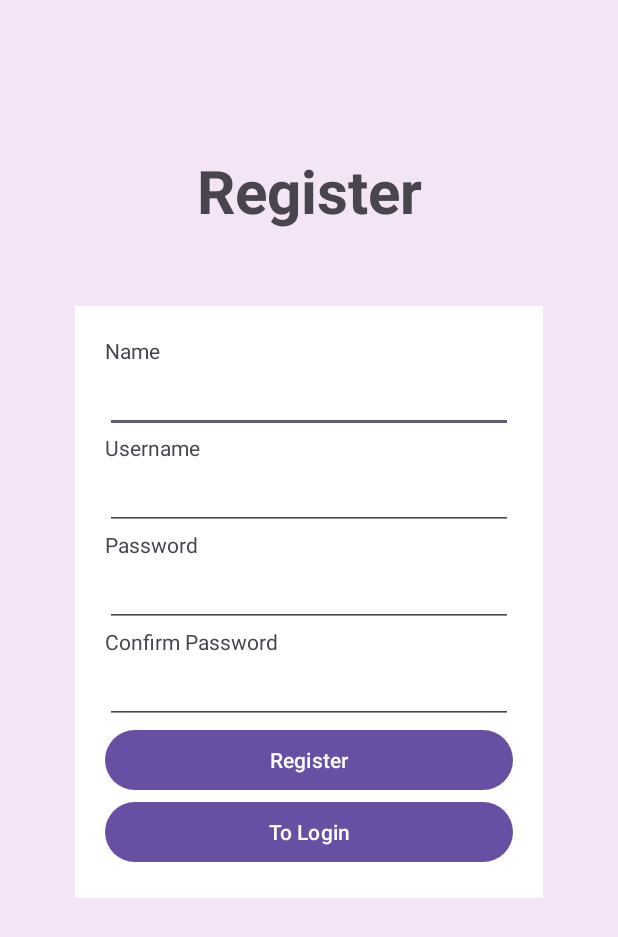
After one commit to rubenyw/Proyek-MDP, an Android app: the fragment RegisterFragment shown on its own in the app's theme, on a phone screen of 412 x 824 dp. The commit adds this screen. Shown: the top 937 px of the screen. Run offline under Robolectric (Android 15) with nearby library versions, the phone set to English and light mode, and no system bars; our stand-ins replace Room's generated code, data binding.

Commit message:
create login register

```diff
--- /dev/null
+++ b/app/src/main/java/com/example/project/RegisterFragment.kt
@@ -0,0 +1,82 @@
+package com.example.project
+
+import android.os.Bundle
+import androidx.fragment.app.Fragment
+import android.view.LayoutInflater
+import android.view.View
+import android.view.ViewGroup
+import androidx.appcompat.app.AppCompatActivity
+import androidx.navigation.fragment.findNavController
+import com.example.project.databinding.FragmentRegisterBinding
+import kotlinx.coroutines.CoroutineScope
+import kotlinx.coroutines.Dispatchers
+import kotlinx.coroutines.launch
+
+class RegisterFragment : Fragment() {
+    private lateinit var binding: FragmentRegisterBinding;
+    private lateinit var db: AppDatabase;
+    private lateinit var coroutine: CoroutineScope
+
+    override fun onCreate(savedInstanceState: Bundle?) {
+        super.onCreate(savedInstanceState)
+    }
+
+    override fun onCreateView(
+        inflater: LayoutInflater, container: ViewGroup?,
+        savedInstanceState: Bundle?
+    ): View? {
+        binding = FragmentRegisterBinding.inflate(inflater, container, false);
+        val rootView = binding.root;
+        (requireActivity() as AppCompatActivity).supportActionBar?.hide()
+        db = AppDatabase.getDatabase(requireContext())
+        coroutine = CoroutineScope(Dispatchers.IO);
+        return rootView;
+    }
+
+    override fun onViewCreated(view: View, savedInstanceState: Bundle?) {
+        super.onViewCreated(view, savedInstanceState);
+
+        binding.registerLoginBtn.setOnClickListener(){
+//            findNavController().navigate(R.id.action_registerFragment_to_loginFragment);
+        }
+
+        binding.registerRegisterBtn.setOnClickListener(){
+            var field = arrayListOf<String>(
+                binding.registerNameTv.text.toString(),
+                binding.registerUsernameTv.text.toString(),
+                binding.registerPasswordTv.text.toString(),
+                binding.registerConfirmTv.text.toString(),
+            );
+
+            if(Mekanisme.isEmptyField(field)){
+                Mekanisme.showToast(requireContext(), "Ada field kosong!");
+            }else if (field[2] != field[3]){
+                Mekanisme.showToast(requireContext(), "Password dan Cofirm Password Tidak Sama!");
+            }else{
+                coroutine.launch {
+//                    var user = db.userDao().get(field[1]);
+//                    if(user != null){
+//                        requireActivity().runOnUiThread {
+//                            Mekanisme.showToast(requireContext(), "Username telah terpakai!");
+//                        }
+//                    }else{
+//                        var newUser = UserEntity(
+//                            name = field[0],
+//                            username = field[1],
+//                            password = field[2],
+//                        )
+//                        db.userDao().insert(newUser);
+//                        requireActivity().runOnUiThread {
+//                            Mekanisme.showToast(requireContext(), "User Registered!");
+//                            binding.registerNameTv.setText("");
+//                            binding.registerUsernameTv.setText("");
+//                            binding.registerPasswordTv.setText("");
+//                            binding.registerConfirmTv.setText("");
+//                        }
+//                    }
+                }
+
+            }
+        }
+    }
+}
--- /dev/null
+++ b/app/src/main/res/layout/fragment_register.xml
@@ -0,0 +1,106 @@
+<?xml version="1.0" encoding="utf-8"?>
+<layout
+    xmlns:tools="http://schemas.android.com/tools"
+    xmlns:android="http://schemas.android.com/apk/res/android"
+    xmlns:app="http://schemas.android.com/apk/res-auto">
+
+    <FrameLayout
+        android:layout_width="match_parent"
+        android:layout_height="match_parent"
+        tools:context=".RegisterFragment">
+
+        <LinearLayout
+            android:layout_width="match_parent"
+            android:layout_height="match_parent"
+            android:background="#FDFF0000"
+            android:backgroundTint="#F3E5F5"
+            android:orientation="vertical"
+            android:paddingHorizontal="50dp"
+            android:paddingTop="100dp">
+
+            <TextView
+                android:id="@+id/textView"
+                android:layout_width="match_parent"
+                android:layout_height="wrap_content"
+                android:layout_marginBottom="50dp"
+                android:text="Register"
+                android:textAlignment="center"
+                android:textSize="40sp"
+                android:textStyle="bold" />
+
+            <LinearLayout
+                android:layout_width="match_parent"
+                android:layout_height="wrap_content"
+                android:background="#FFFFFF"
+                android:backgroundTint="#FFFFFF"
+                android:orientation="vertical"
+                android:paddingHorizontal="20dp"
+                android:paddingVertical="20dp">
+
+                <TextView
+                    android:id="@+id/textView5"
+                    android:layout_width="match_parent"
+                    android:layout_height="wrap_content"
+                    android:text="Name" />
+
+                <EditText
+                    android:id="@+id/register_name_tv"
+                    android:layout_width="match_parent"
+                    android:layout_height="wrap_content"
+                    android:ems="10"
+                    android:inputType="text" />
+
+                <TextView
+                    android:id="@+id/textView4"
+                    android:layout_width="match_parent"
+                    android:layout_height="wrap_content"
+                    android:text="Username" />
+
+                <EditText
+                    android:id="@+id/register_username_tv"
+                    android:layout_width="match_parent"
+                    android:layout_height="wrap_content"
+                    android:ems="10"
+                    android:inputType="text" />
+
+                <TextView
+                    android:id="@+id/textView6"
+                    android:layout_width="match_parent"
+                    android:layout_height="wrap_content"
+                    android:text="Password" />
+
+                <EditText
+                    android:id="@+id/register_password_tv"
+                    android:layout_width="match_parent"
+                    android:layout_height="wrap_content"
+                    android:ems="10"
+                    android:inputType="text|textPassword" />
+
+                <TextView
+                    android:id="@+id/textView7"
+                    android:layout_width="match_parent"
+                    android:layout_height="wrap_content"
+                    android:text="Confirm Password" />
+
+                <EditText
+                    android:id="@+id/register_confirm_tv"
+                    android:layout_width="match_parent"
+                    android:layout_height="wrap_content"
+                    android:ems="10"
+                    android:inputType="text|textPassword" />
+
+                <Button
+                    android:id="@+id/register_register_btn"
+                    android:layout_width="match_parent"
+                    android:layout_height="wrap_content"
+                    android:text="Register" />
+
+                <Button
+                    android:id="@+id/register_login_btn"
+                    android:layout_width="match_parent"
+                    android:layout_height="wrap_content"
+                    android:text="To Login" />
+            </LinearLayout>
+        </LinearLayout>
+    </FrameLayout>
+</layout>
```
Also changed, not shown: app/src/main/java/com/example/project/LoginFragment.kt (line endings or trailing spaces).
